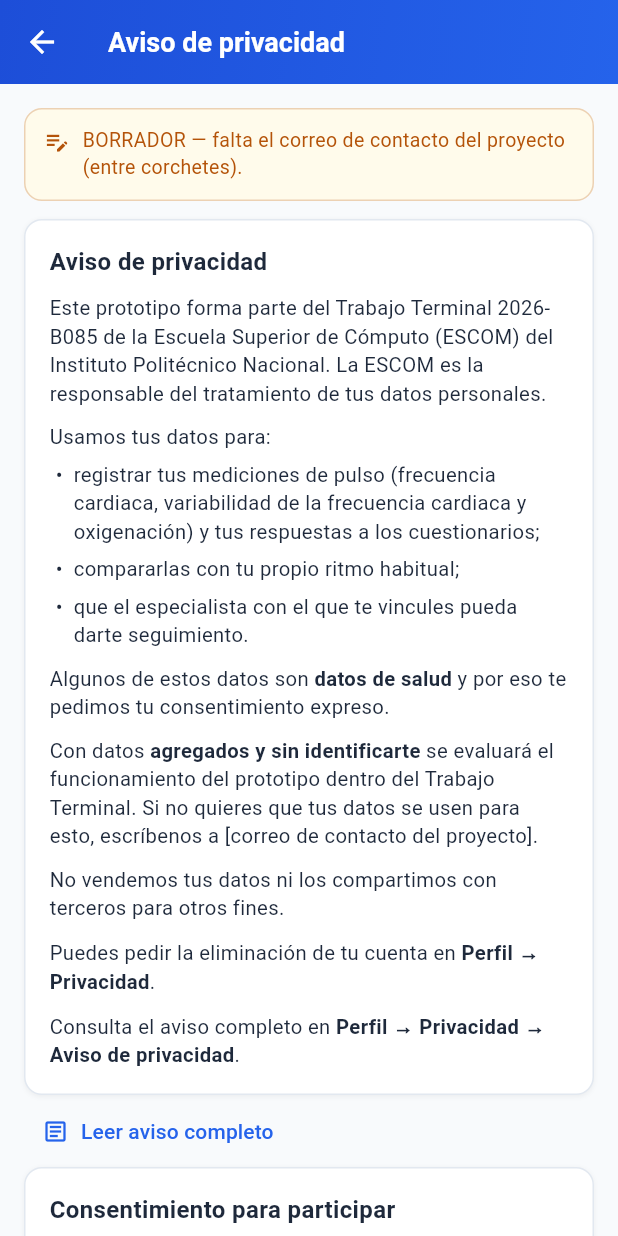
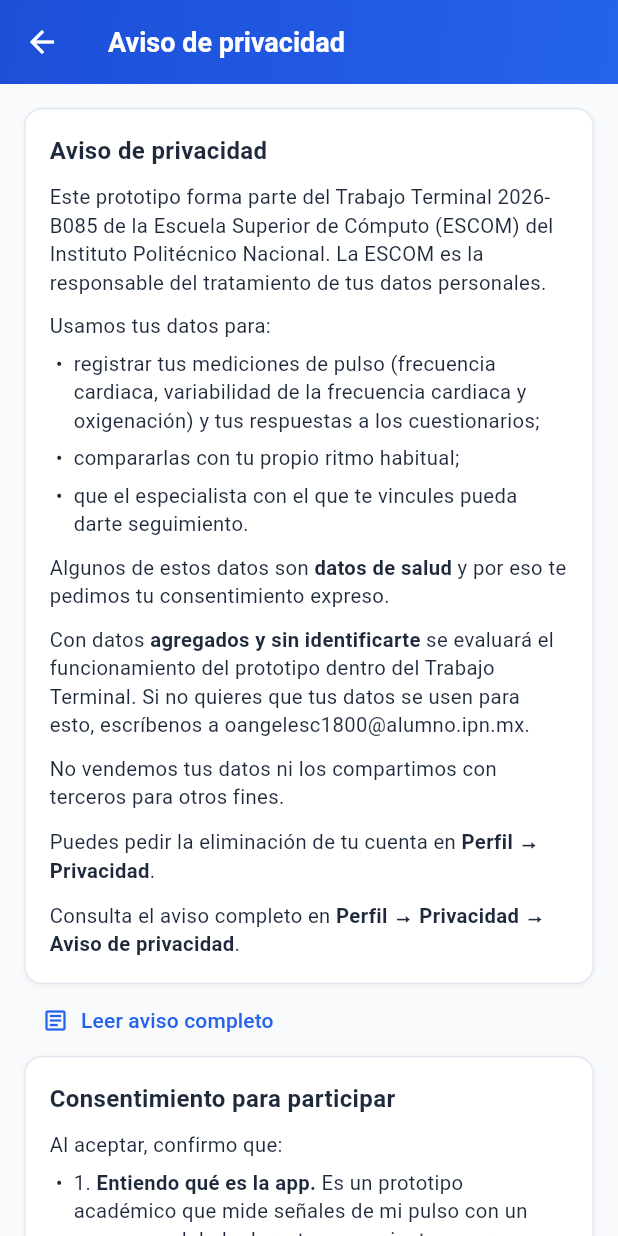
Before and after one commit to OmarAC03/Trabajo_Terminal_Ansiedad, a Flutter app: the TextosPrivacidadScreen screen opened directly, on a phone screen of 412 x 824 dp. Run offline on Flutter 3.47's test engine with Material 3 defaults, Android fonts, the phone set to English and light mode, and no system bars; our stand-ins replace audioplayers, firebase_auth, firebase_core, firebase_messaging, fl_chart, flutter_local_notifications and 6 more; missing offline and left inert: flutter_classic_bluetooth; accounts and stored records are empty; network calls fail.

Commit message:
feat(privacidad): aviso y consentimiento publicados, versiones privacidad-v1 / consentimiento-v1
Correo de contacto oangelesc1800@alumno.ipn.mx y nombre de Luis Enrique Marín
Nostroza. Ya no queda ningún dato entre corchetes: se quita -borrador en la
app, el backend y prueba_cuentas.ps1 al mismo tiempo, y esBorrador = false
(desaparece la marca BORRADOR). Deben desplegarse juntos.

Co-Authored-By: Claude Opus 5.5 <noreply@anthropic.com>

```diff
--- a/app_ansiedad/lib/contenido/privacidad_textos.dart
+++ b/app_ansiedad/lib/contenido/privacidad_textos.dart
@@ -32,10 +32,10 @@ class TextosPrivacidad {
 
   /// Mientras sea true, una prueba exige que las versiones digan "borrador":
   /// así no se publica un texto incompleto con una versión que parezca final.
-  static const bool esBorrador = true;
+  static const bool esBorrador = false;
 
-  static const String versionAviso = 'privacidad-v1-borrador';
-  static const String versionConsentimiento = 'consentimiento-v1-borrador';
+  static const String versionAviso = 'privacidad-v1';
+  static const String versionConsentimiento = 'consentimiento-v1';
 
   // --- Pantalla de la puerta (cuentas existentes) ---
   static const String titulo = 'Antes de continuar';
@@ -74,8 +74,8 @@ class TextosPrivacidad {
         'Algunos de estos datos son **datos de salud** y por eso te pedimos tu consentimiento expreso.'),
     BloqueTexto.parrafo(
         'Con datos **agregados y sin identificarte** se evaluará el funcionamiento del prototipo dentro del '
-        'Trabajo Terminal. Si no quieres que tus datos se usen para esto, escríbenos a [correo de contacto del '
-        'proyecto].'),
+        'Trabajo Terminal. Si no quieres que tus datos se usen para esto, escríbenos a '
+        'oangelesc1800@alumno.ipn.mx.'),
     BloqueTexto.parrafo('No vendemos tus datos ni los compartimos con terceros para otros fines.'),
     BloqueTexto.parrafo('Puedes pedir la eliminación de tu cuenta en **Perfil → Privacidad**.'),
     BloqueTexto.parrafo(
@@ -93,8 +93,8 @@ class TextosPrivacidad {
         'mediante este prototipo, conforme a la Ley General de Protección de Datos Personales en Posesión de '
         'Sujetos Obligados.'),
     BloqueTexto.parrafo(
-        'El prototipo lo desarrollan Omar Alejandro Angeles Carcamo y Luis Enrique Lopez Marin como parte del '
-        'Trabajo Terminal 2026-B085. Lo dirigen el Dr. José Alfredo Jiménez Benítez y la M. en C. Jacqueline Arzate '
+        'El prototipo lo desarrollan Omar Alejandro Angeles Carcamo y Luis Enrique Marín Nostroza como parte '
+        'del Trabajo Terminal 2026-B085. Lo dirigen el Dr. José Alfredo Jiménez Benítez y la M. en C. Jacqueline Arzate '
         'Gordillo.'),
     BloqueTexto.subtitulo('2. Datos personales que se tratan'),
     BloqueTexto.parrafo('**Datos de identificación y de cuenta:**'),
@@ -132,7 +132,7 @@ class TextosPrivacidad {
     BloqueTexto.parrafo('**Adicional:**'),
     BloqueTexto.vineta(
         '5. Evaluar el funcionamiento del prototipo con datos **agregados y sin identificarte**, dentro del '
-        'Trabajo Terminal y su documento. Puedes negarte escribiendo a [correo de contacto del proyecto]; tu '
+        'Trabajo Terminal y su documento. Puedes negarte escribiendo a oangelesc1800@alumno.ipn.mx; tu '
         'negativa no afecta el uso de la app.'),
     BloqueTexto.parrafo(
         'La app **no emite diagnósticos** y no sustituye la atención de un profesional de la salud.'),
@@ -186,7 +186,7 @@ class TextosPrivacidad {
     BloqueTexto.vineta('consultar tus mediciones en Historial;'),
     BloqueTexto.vineta('corregir tu nombre en Perfil;'),
     BloqueTexto.vineta('pedir la eliminación de tu cuenta en Perfil → Privacidad → Eliminar mi cuenta.'),
-    BloqueTexto.parrafo('**Por escrito:** a [correo de contacto del proyecto].'),
+    BloqueTexto.parrafo('**Por escrito:** a oangelesc1800@alumno.ipn.mx.'),
     BloqueTexto.parrafo(
         '**Ante la Unidad de Transparencia del IPN:** Av. Wilfrido Massieu s/n, Edificio «Adolfo Ruiz '
         'Cortines», planta baja, Unidad Profesional Adolfo López Mateos, Zacatenco, Alcaldía Gustavo A. Madero, '
```
Also changed, not shown: 6 other files.
